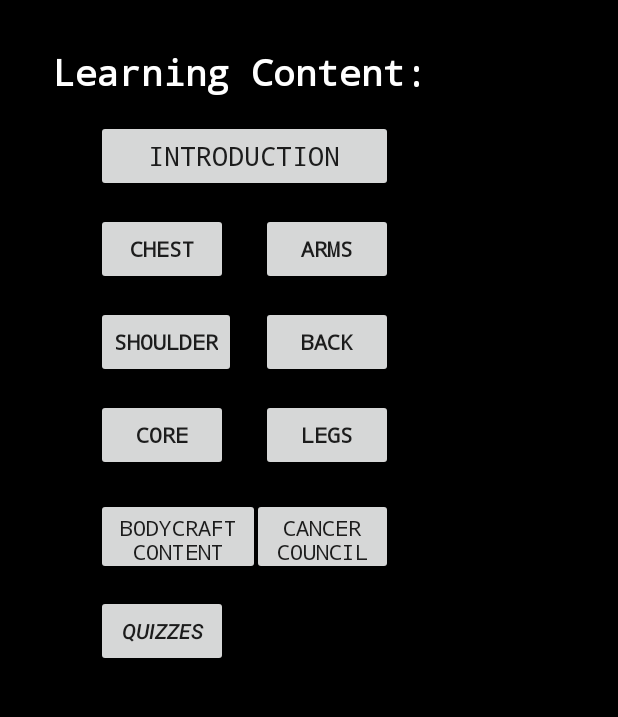
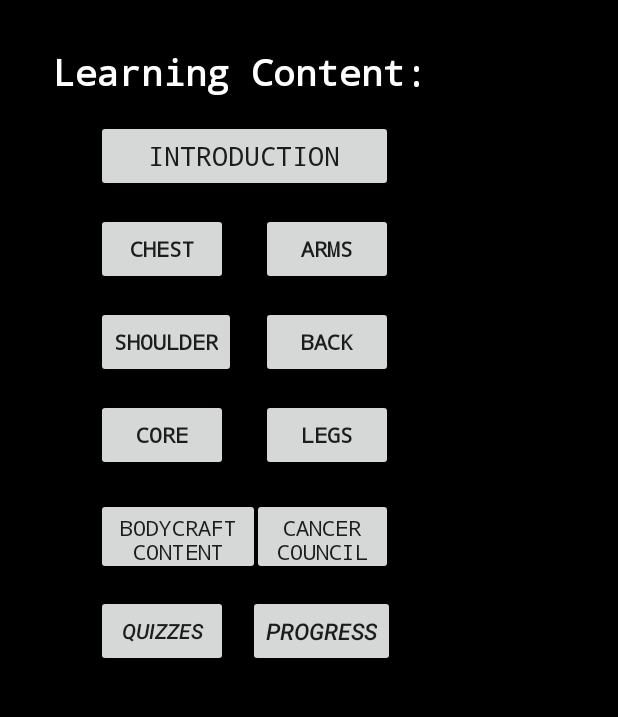
Before and after one commit to leannetran/GroupAssignment, an Android app: the screen it shows after launch (HomeScreen), on a phone screen of 412 x 824 dp, the part 84-801 px from its top. Run offline under Robolectric (Android 15) with nearby library versions, the light colour scheme and no system bars.

Commit message:
bonita commit

```diff
--- a/app/build.gradle
+++ b/app/build.gradle
@@ -27,4 +27,5 @@
     androidTestImplementation 'androidx.test.ext:junit:1.1.0'
     androidTestImplementation 'androidx.test.espresso:espresso-core:3.1.1'
     implementation 'com.github.barteksc:android-pdf-viewer:3.1.0-beta.1'
+
 }
--- a/app/src/main/AndroidManifest.xml
+++ b/app/src/main/AndroidManifest.xml
@@ -16,6 +16,7 @@
         <activity android:name=".backQuiz" />
         <activity android:name=".armsQuiz" />
         <activity android:name=".quizHomePage" />
+        <activity android:name=".progressHomePage" />
         <activity android:name=".shouldersExerciseLearning" />
         <activity android:name=".legsExerciseLearning" />
         <activity android:name=".introduction" />
@@ -31,6 +32,7 @@
                 <category android:name="android.intent.category.LAUNCHER" />
             </intent-filter>
         </activity>
+
     </application>
 
 </manifest>
--- a/app/src/main/java/com/example/groupassignment/HomeScreen.java
+++ b/app/src/main/java/com/example/groupassignment/HomeScreen.java
@@ -19,6 +19,8 @@
     private Button legsContent;
     private Button shouldersContent;
     private Button bodyCraft;
+    private Button progress;
+
 
 
     @Override
@@ -143,5 +145,16 @@
             }
         });
 
+        //Access Progress
+        Button progressBtn = (Button) findViewById(R.id.progress);
+
+        progressBtn.setOnClickListener(new View.OnClickListener() {
+            @Override
+            public void onClick(View v) {
+                Intent intent = new Intent(getApplicationContext(),progressHomePage.class);
+                startActivity(intent);
+            }
+        });
+
     }
 }
--- a/app/src/main/java/com/example/groupassignment/quizHomePage.java
+++ b/app/src/main/java/com/example/groupassignment/quizHomePage.java
@@ -13,6 +13,7 @@
     protected void onCreate(Bundle savedInstanceState) {
         super.onCreate(savedInstanceState);
         setContentView(R.layout.activity_quiz_home_page);
+
 
         Button armButton = (Button) findViewById(R.id.btnArms);
         Button backButton = (Button) findViewById(R.id.btnBack);
--- a/app/src/main/res/layout/activity_home_screen.xml
+++ b/app/src/main/res/layout/activity_home_screen.xml
@@ -41,6 +41,21 @@
         android:typeface="normal"
         app:layout_constraintStart_toStartOf="@+id/bodyCraft"
         app:layout_constraintTop_toBottomOf="@+id/bodyCraft" />
+
+    <Button
+        android:id="@+id/progress"
+        android:layout_width="wrap_content"
+        android:layout_height="wrap_content"
+        android:layout_marginStart="14dp"
+        android:layout_marginLeft="14dp"
+        android:layout_marginTop="13dp"
+        android:text="Progress"
+        android:textSize="15dp"
+        android:textStyle="italic"
+        android:typeface="normal"
+        app:layout_constraintEnd_toEndOf="@+id/cancerCouncil"
+        app:layout_constraintStart_toEndOf="@+id/quiz"
+        app:layout_constraintTop_toBottomOf="@+id/cancerCouncil" />
 
     <Button
         android:id="@+id/shouldersContent"
--- a/build.gradle
+++ b/build.gradle
@@ -7,7 +7,7 @@
 
     }
     dependencies {
-        classpath 'com.android.tools.build:gradle:3.5.3'
+        classpath 'com.android.tools.build:gradle:3.6.2'
 
         // NOTE: Do not place your application dependencies here; they belong
         // in the individual module build.gradle files
```
Also changed, not shown: gradle/wrapper/gradle-wrapper.properties.
